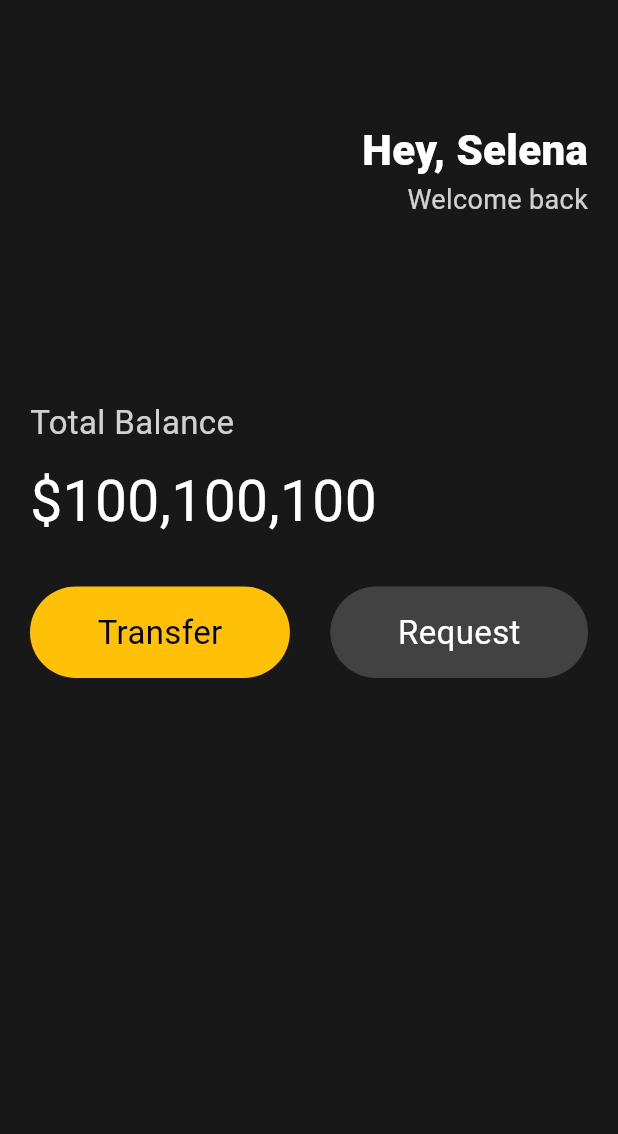
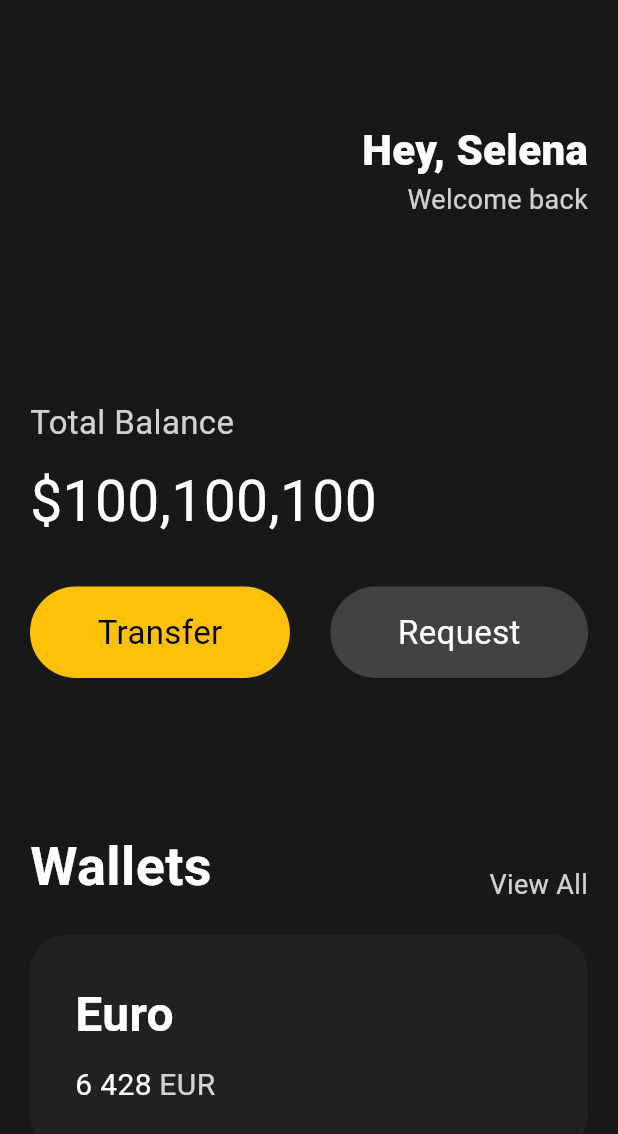
Before and after one commit to OneTen19/capstone_flutter_study, a Flutter app: the screen it shows after launch, on a phone screen of 412 x 824 dp. Shown: the top 1134 px of the screen. Run offline on Flutter 3.47's test engine with Material 3 defaults, Android fonts, the phone set to English and light mode, and no system bars.

Commit message:
#3.6 Cards

```diff
--- a/lib/main.dart
+++ b/lib/main.dart
@@ -69,10 +69,93 @@ class MyApp extends StatelessWidget {
               Row(
                 mainAxisAlignment: MainAxisAlignment.spaceBetween,
                 children: [
-                  MyButton(text: "Transfer", bgColor: Colors.amber, textColor: Colors.black),
-                  MyButton(text: "Request", bgColor: Colors.grey.shade800, textColor: Colors.white,),
-
+                  MyButton(
+                      text: "Transfer",
+                      bgColor: Colors.amber,
+                      textColor: Colors.black),
+                  MyButton(
+                    text: "Request",
+                    bgColor: Colors.grey.shade800,
+                    textColor: Colors.white,
+                  ),
                 ],
+              ),
+              const SizedBox(
+                height: 100,
+              ),
+              Row(
+                crossAxisAlignment: CrossAxisAlignment.end,
+                mainAxisAlignment: MainAxisAlignment.spaceBetween,
+                children: [
+                  const Text(
+                    'Wallets',
+                    style: TextStyle(
+                      color: Colors.white,
+                      fontSize: 36,
+                      fontWeight: FontWeight.w600,
+                    ),
+                  ),
+                  Text(
+                    'View All',
+                    style: TextStyle(
+                      color: Colors.white.withOpacity(0.8),
+                      fontSize: 18,
+                    ),
+                  ),
+                ],
+              ),
+              const SizedBox(
+                height: 20,
+              ),
+              Container(
+                decoration: BoxDecoration(
+                  color: const Color(0xFF1F2123),
+                  borderRadius: BorderRadius.circular(25),
+                ),
+                child: Padding(
+                  padding: const EdgeInsets.all(30),
+                  child: Row(
+                    children: [
+                      Column(
+                        crossAxisAlignment: CrossAxisAlignment.start,
+                        children: [
+                          const Text(
+                            'Euro',
+                            style: TextStyle(
+                              color: Colors.white,
+                              fontSize: 32,
+                              fontWeight: FontWeight.w600,
+                            ),
+                          ),
+                          const SizedBox(
+                            height: 10,
+                          ),
+                          Row(
+                            children: [
+                              const Text(
+                                '6 428',
+                                style: TextStyle(
+                                  color: Colors.white,
+                                  fontSize: 20,
+                                ),
+                              ),
+                              const SizedBox(
+                                width: 5,
+                              ),
+                              Text(
+                                'EUR',
+                                style: TextStyle(
+                                  color: Colors.white.withOpacity(0.8),
+                                  fontSize: 20,
+                                ),
+                              ),
+                            ],
+                          )
+                        ],
+                      ),
+                    ],
+                  ),
+                ),
               ),
             ],
           ),
@@ -88,7 +171,10 @@ class MyButton extends StatelessWidget {
   final Color textColor;
 
   const MyButton({
-    super.key, required this.text, required this.bgColor, required this.textColor,
+    super.key,
+    required this.text,
+    required this.bgColor,
+    required this.textColor,
   });
 
   @override
@@ -99,8 +185,7 @@ class MyButton extends StatelessWidget {
         borderRadius: BorderRadius.circular(45),
       ),
       child: Padding(
-        padding: const EdgeInsets.symmetric(
-            horizontal: 45, vertical: 15),
+        padding: const EdgeInsets.symmetric(horizontal: 45, vertical: 15),
         child: Text(
           text,
           style: TextStyle(
```
